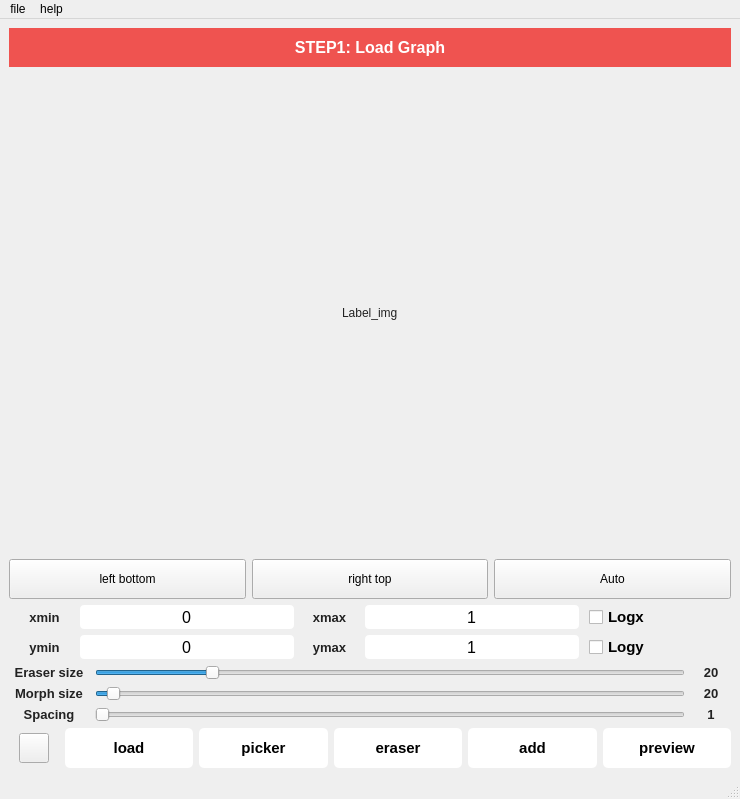
Before: the Qt Designer form DataGrabber.ui in QY7/DataGrabber, drawn with Qt 5.
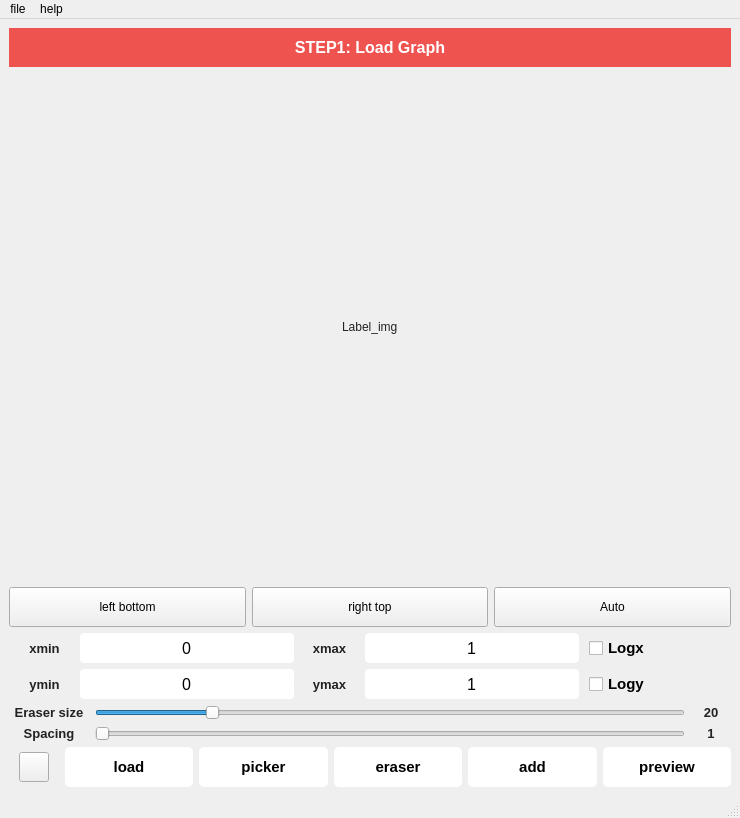
After: the same form once the commit is applied. Icons and pictures are not drawn.

The edit to the form file:
```diff
--- a/DataGrabber.ui
+++ b/DataGrabber.ui
@@ -7,7 +7,7 @@
     <x>0</x>
     <y>0</y>
     <width>740</width>
-    <height>794</height>
+    <height>818</height>
    </rect>
   </property>
   <property name="font">
@@ -37,7 +37,7 @@
 color:#222
 }
 
-#pushButton_load,#pushButton_picker,#pushButton_start,#pushButton_eraser,#pushButton_reset,#pushButton_add
+#pushButton_load,#pushButton_picker,#pushButton_preview,#pushButton_eraser,#pushButton_reset,#pushButton_add
 {
 background:	white;
 font-weight:bold;
@@ -45,7 +45,7 @@
 border-radius:5px;
 font-family:Arial;
 }
-#pushButton_load:hover,#pushButton_picker:hover,#pushButton_start:hover,#pushButton_reset:hover,#pushButton_add:hover,#pushButton_eraser:hover{
+#pushButton_load:hover,#pushButton_picker:hover,#pushButton_preview:hover,#pushButton_reset:hover,#pushButton_add:hover,#pushButton_eraser:hover{
 background:	orange;
 }
 QLineEdit{
@@ -624,7 +624,67 @@
         </property>
        </widget>
       </item>
-      <item row="3" column="1">
+      <item row="1" column="2">
+       <widget class="QLabel" name="label_8">
+        <property name="sizePolicy">
+         <sizepolicy hsizetype="Preferred" vsizetype="Preferred">
+          <horstretch>0</horstretch>
+          <verstretch>0</verstretch>
+         </sizepolicy>
+        </property>
+        <property name="minimumSize">
+         <size>
+          <width>40</width>
+          <height>0</height>
+         </size>
+        </property>
+        <property name="maximumSize">
+         <size>
+          <width>40</width>
+          <height>16777215</height>
+         </size>
+        </property>
+        <property name="font">
+         <font>
+          <family>Arial</family>
+          <pointsize>10</pointsize>
+          <weight>75</weight>
+          <bold>true</bold>
+         </font>
+        </property>
+        <property name="text">
+         <string>20</string>
+        </property>
+        <property name="alignment">
+         <set>Qt::AlignCenter</set>
+        </property>
+       </widget>
+      </item>
+      <item row="2" column="0">
+       <widget class="QLabel" name="label_7">
+        <property name="minimumSize">
+         <size>
+          <width>80</width>
+          <height>0</height>
+         </size>
+        </property>
+        <property name="font">
+         <font>
+          <family>Arial</family>
+          <pointsize>10</pointsize>
+          <weight>75</weight>
+          <bold>true</bold>
+         </font>
+        </property>
+        <property name="text">
+         <string>Spacing</string>
+        </property>
+        <property name="alignment">
+         <set>Qt::AlignCenter</set>
+        </property>
+       </widget>
+      </item>
+      <item row="2" column="1">
        <widget class="QSlider" name="horizontalSlider_spacing">
         <property name="toolTip">
          <string extracomment="测试">Adjust the steps(by pixel) to extract data </string>
@@ -649,143 +709,7 @@
         </property>
        </widget>
       </item>
-      <item row="3" column="0">
-       <widget class="QLabel" name="label_7">
-        <property name="minimumSize">
-         <size>
-          <width>80</width>
-          <height>0</height>
-         </size>
-        </property>
-        <property name="font">
-         <font>
-          <family>Arial</family>
-          <pointsize>10</pointsize>
-          <weight>75</weight>
-          <bold>true</bold>
-         </font>
-        </property>
-        <property name="text">
-         <string>Spacing</string>
-        </property>
-        <property name="alignment">
-         <set>Qt::AlignCenter</set>
-        </property>
-       </widget>
-      </item>
-      <item row="2" column="1">
-       <widget class="QSlider" name="horizontalSlider_morph">
-        <property name="minimum">
-         <number>1</number>
-        </property>
-        <property name="maximum">
-         <number>1000</number>
-        </property>
-        <property name="value">
-         <number>20</number>
-        </property>
-        <property name="orientation">
-         <enum>Qt::Horizontal</enum>
-        </property>
-       </widget>
-      </item>
-      <item row="2" column="0">
-       <widget class="QLabel" name="label_5">
-        <property name="minimumSize">
-         <size>
-          <width>80</width>
-          <height>0</height>
-         </size>
-        </property>
-        <property name="font">
-         <font>
-          <family>Arial</family>
-          <pointsize>10</pointsize>
-          <weight>75</weight>
-          <bold>true</bold>
-         </font>
-        </property>
-        <property name="text">
-         <string>Morph size</string>
-        </property>
-        <property name="alignment">
-         <set>Qt::AlignCenter</set>
-        </property>
-       </widget>
-      </item>
-      <item row="1" column="2">
-       <widget class="QLabel" name="label_8">
-        <property name="sizePolicy">
-         <sizepolicy hsizetype="Preferred" vsizetype="Preferred">
-          <horstretch>0</horstretch>
-          <verstretch>0</verstretch>
-         </sizepolicy>
-        </property>
-        <property name="minimumSize">
-         <size>
-          <width>40</width>
-          <height>0</height>
-         </size>
-        </property>
-        <property name="maximumSize">
-         <size>
-          <width>40</width>
-          <height>16777215</height>
-         </size>
-        </property>
-        <property name="font">
-         <font>
-          <family>Arial</family>
-          <pointsize>10</pointsize>
-          <weight>75</weight>
-          <bold>true</bold>
-         </font>
-        </property>
-        <property name="text">
-         <string>20</string>
-        </property>
-        <property name="alignment">
-         <set>Qt::AlignCenter</set>
-        </property>
-       </widget>
-      </item>
       <item row="2" column="2">
-       <widget class="QLabel" name="label_9">
-        <property name="sizePolicy">
-         <sizepolicy hsizetype="Preferred" vsizetype="Preferred">
-          <horstretch>0</horstretch>
-          <verstretch>0</verstretch>
-         </sizepolicy>
-        </property>
-        <property name="minimumSize">
-         <size>
-          <width>40</width>
-          <height>0</height>
-         </size>
-        </property>
-        <property name="maximumSize">
-         <size>
-          <width>40</width>
-          <height>16777215</height>
-         </size>
-        </property>
-        <property name="font">
-         <font>
-          <family>Arial</family>
-          <pointsize>10</pointsize>
-          <weight>75</weight>
-          <bold>true</bold>
-         </font>
-        </property>
-        <property name="text">
-         <string>20</string>
-        </property>
-        <property name="alignment">
-         <set>Qt::AlignCenter</set>
-        </property>
-       </widget>
-      </item>
-      <item row="3" column="2">
        <widget class="QLabel" name="label_10">
         <property name="sizePolicy">
          <sizepolicy hsizetype="Preferred" vsizetype="Preferred">
@@ -994,7 +918,7 @@
        </widget>
       </item>
       <item>
-       <widget class="QPushButton" name="pushButton_start">
+       <widget class="QPushButton" name="pushButton_preview">
         <property name="sizePolicy">
          <sizepolicy hsizetype="Preferred" vsizetype="Fixed">
           <horstretch>5</horstretch>
```
Left out of the diff: 16 changed lines with no effect on the pictures.
